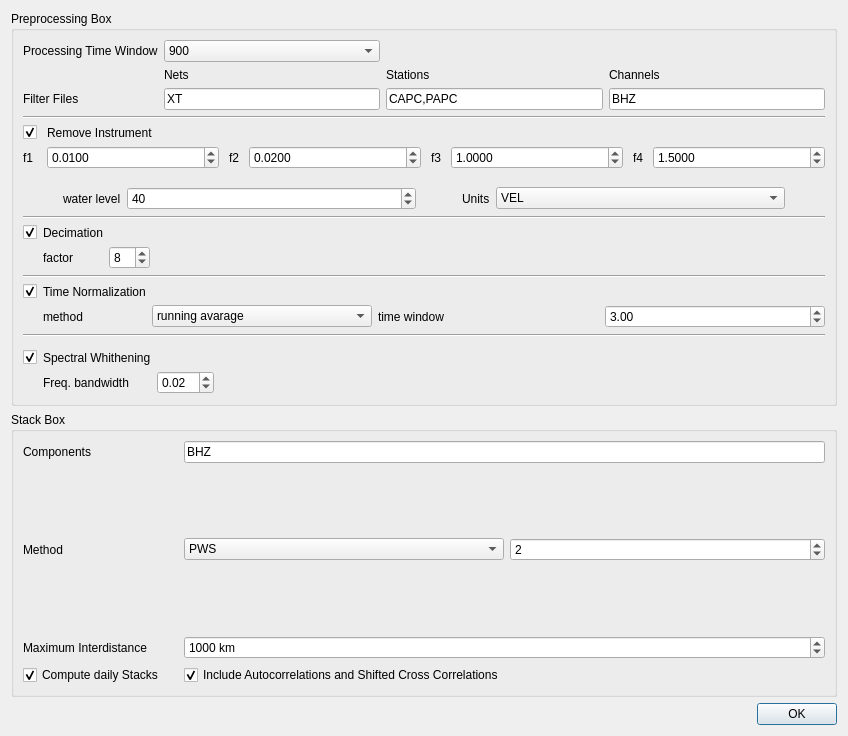
The window that isp/resources/designer_uis/SettingsDialogNoise.ui (ProjectISP/ISP) describes before a commit, drawn with Qt 5.
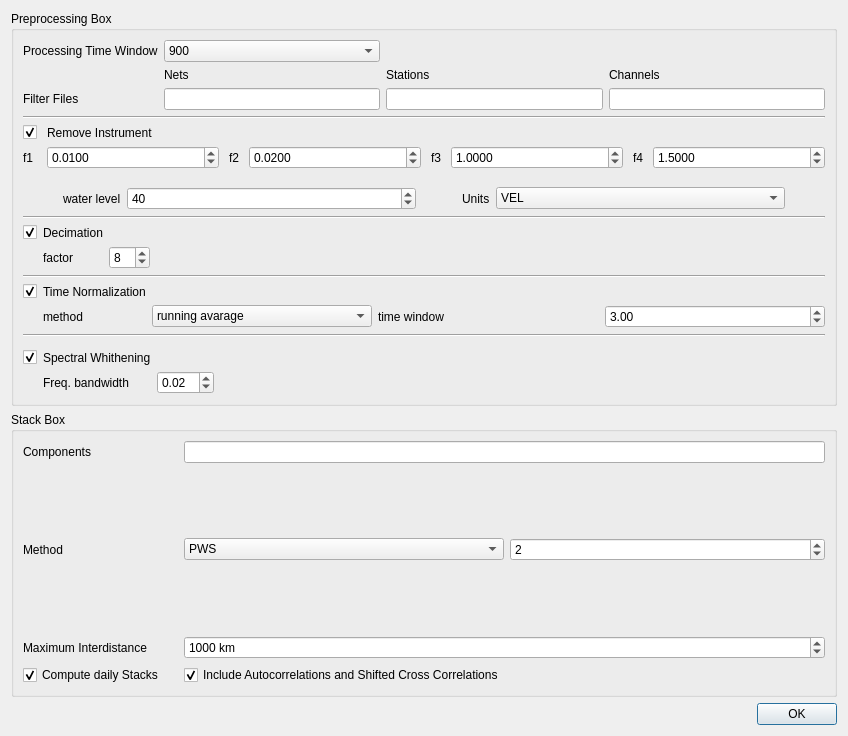
The same window after the commit.

```diff
--- a/isp/resources/designer_uis/SettingsDialogNoise.ui
+++ b/isp/resources/designer_uis/SettingsDialogNoise.ui
@@ -47,14 +47,14 @@
            </sizepolicy>
           </property>
           <property name="text">
-           <string>XT</string>
+           <string/>
           </property>
          </widget>
         </item>
         <item row="2" column="2">
          <widget class="QLineEdit" name="lineEditStations">
           <property name="text">
-           <string>CAPC,PAPC</string>
+           <string/>
           </property>
          </widget>
         </item>
@@ -74,7 +74,7 @@
         <item row="2" column="3">
          <widget class="QLineEdit" name="lineEditChannels">
           <property name="text">
-           <string>BHZ</string>
+           <string/>
           </property>
          </widget>
         </item>
@@ -708,7 +708,7 @@
         <item row="0" column="1" colspan="3">
          <widget class="QLineEdit" name="componentsLE">
           <property name="text">
-           <string>BHZ</string>
+           <string/>
           </property>
          </widget>
         </item>
```
